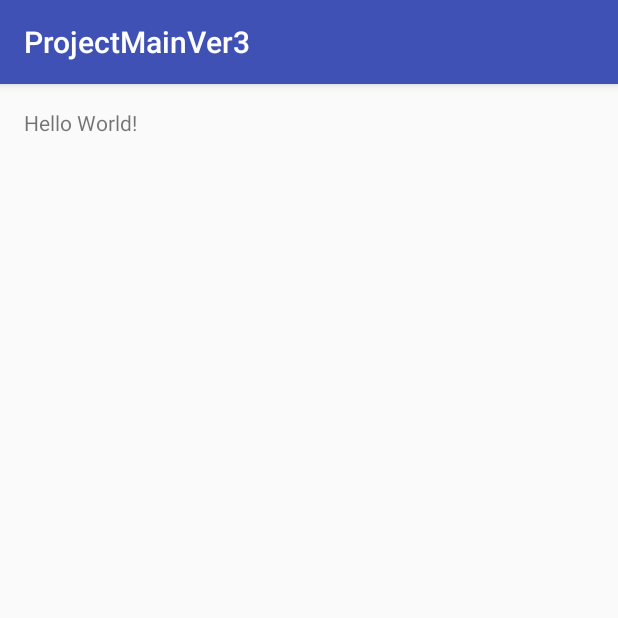
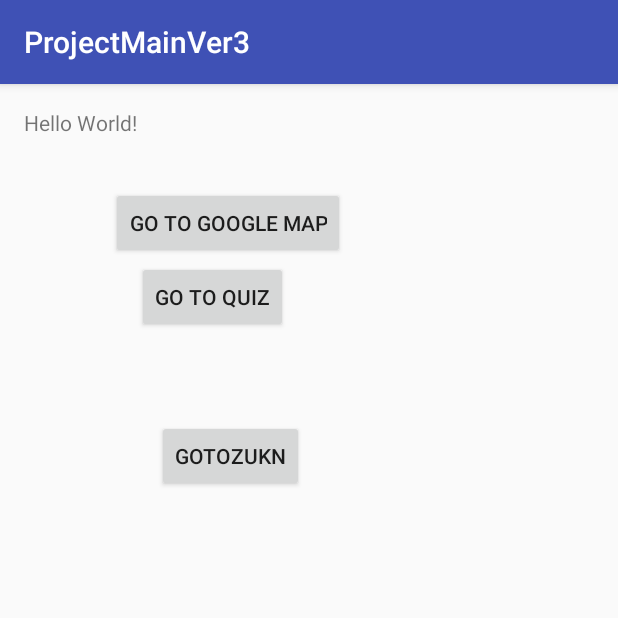
Before and after one commit to KentaFukaya/ProjectMainVer3, an Android app: the screen it shows after launch (HomeActivity), on a phone screen of 412 x 824 dp, the top half of it. Run offline under Robolectric (Android 15) with nearby library versions, the phone set to English and light mode, and no system bars.

Commit message:
add google_map activity

```diff
--- a/app/build.gradle
+++ b/app/build.gradle
@@ -25,5 +25,6 @@ dependencies {
         exclude group: 'com.android.support', module: 'support-annotations'
     })
     compile 'com.android.support:appcompat-v7:24.2.1'
+    compile 'com.google.android.gms:play-services:9.4.0'
     testCompile 'junit:junit:4.12'
 }
--- /dev/null
+++ b/app/src/main/assets/Movie.csv
@@ -0,0 +1,5 @@
+0,12,09569338933.mp4
+1,2,11474159754.mp4
+2,6,29369182712.mo4
+3,5,34166817379.mp4
+4,10,43477340100.mp4
--- /dev/null
+++ b/app/src/main/assets/location.csv
@@ -0,0 +1,5 @@
+0,はこだて未来大学,41.8418214,140.7647854
+1,ダイワパレス富岡,41.8075213,140.7532116
+2,函館駅,41.77378,140.726474
+3,北海道大学水産学部,41.8092399,140.7183365
+4,やま,41.7591925,140.7018628
--- a/app/src/main/java/com/example/b1014100_2/projectmainver3/HomeActivity.java
+++ b/app/src/main/java/com/example/b1014100_2/projectmainver3/HomeActivity.java
@@ -1,13 +1,28 @@
 package com.example.b1014100_2.projectmainver3;
 
+import android.content.Intent;
 import android.support.v7.app.AppCompatActivity;
 import android.os.Bundle;
+import android.view.View;
+import android.widget.Button;
+
+import com.example.b1014100_2.projectmainver3.map.MapsActivity;
 
 public class HomeActivity extends AppCompatActivity {
+    private Button Map_btn;
 
     @Override
     protected void onCreate(Bundle savedInstanceState) {
         super.onCreate(savedInstanceState);
         setContentView(R.layout.activity_home);
+
+        Map_btn = (Button)findViewById(R.id.map_button); //ダイビングアクティビティに飛ぶボタンのidを渡す
+        Map_btn.setOnClickListener(new View.OnClickListener(){
+            @Override
+            public  void onClick(View v){
+                Intent intent = new Intent(HomeActivity.this, MapsActivity.class); //ダイビングアクティビティに飛ぶ処理
+                startActivity(intent);
+            }
+        });
     }
 }
--- a/app/src/main/res/layout/activity_home.xml
+++ b/app/src/main/res/layout/activity_home.xml
@@ -13,5 +13,35 @@
     <TextView
         android:layout_width="wrap_content"
         android:layout_height="wrap_content"
-        android:text="Hello World!" />
+        android:text="Hello World!"
+        android:id="@+id/textView" />
+
+    <Button
+        android:text="go to google map"
+        android:layout_width="wrap_content"
+        android:layout_height="wrap_content"
+        android:layout_below="@+id/textView"
+        android:layout_alignParentStart="true"
+        android:layout_marginStart="58dp"
+        android:layout_marginTop="33dp"
+        android:id="@+id/map_button" />
+
+    <Button
+        android:text="go to quiz"
+        android:layout_width="wrap_content"
+        android:layout_height="wrap_content"
+        android:layout_below="@+id/button"
+        android:layout_toEndOf="@+id/textView"
+        android:layout_marginTop="102dp"
+        android:id="@+id/button2" />
+
+    <Button
+        android:text="gotozukn"
+        android:layout_width="wrap_content"
+        android:layout_height="wrap_content"
+        android:layout_below="@+id/button2"
+        android:layout_alignStart="@+id/button2"
+        android:layout_marginStart="13dp"
+        android:layout_marginTop="58dp"
+        android:id="@+id/button3" />
 </RelativeLayout>
--- a/app/src/main/res/values/strings.xml
+++ b/app/src/main/res/values/strings.xml
@@ -1,3 +1,4 @@
 <resources>
     <string name="app_name">ProjectMainVer3</string>
+    <string name="title_activity_maps">Map</string>
 </resources>
```
Also changed, not shown: app/src/debug/res/values/google_maps_api.xml (added, +21 -0 lines), app/src/main/AndroidManifest.xml (+22 -0 lines), app/src/main/java/com/example/b1014100_2/projectmainver3/map/MapsActivity.java (added, +47 -0 lines), app/src/main/res/layout/activity_maps.xml (added, +8 -0 lines), 1 other file.
